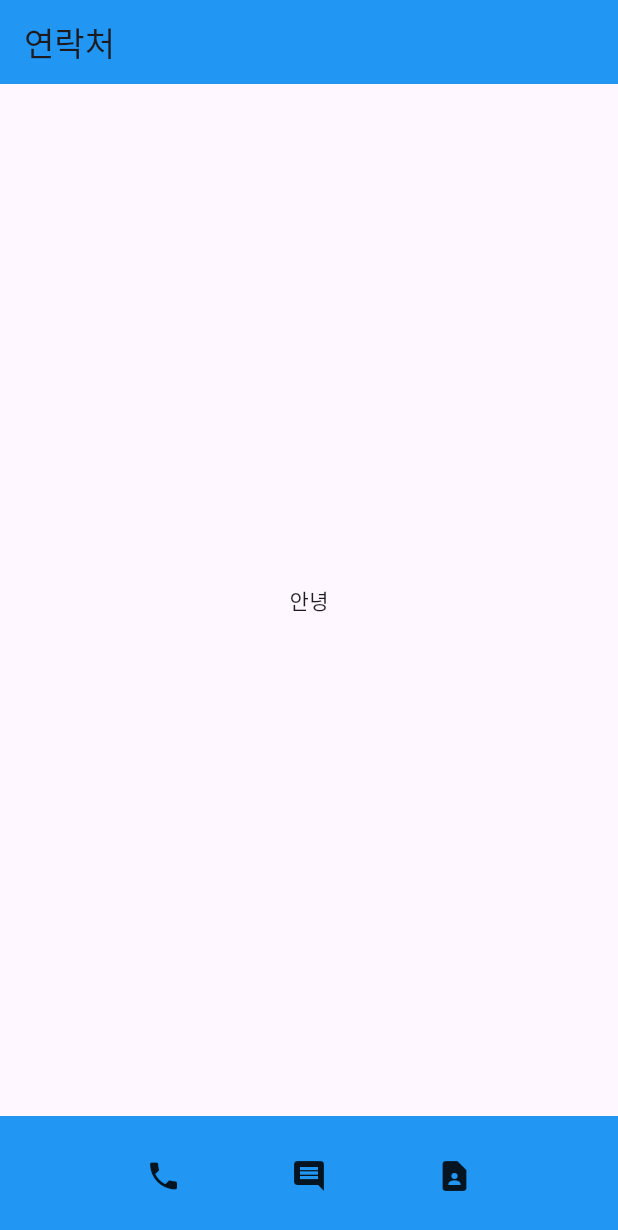
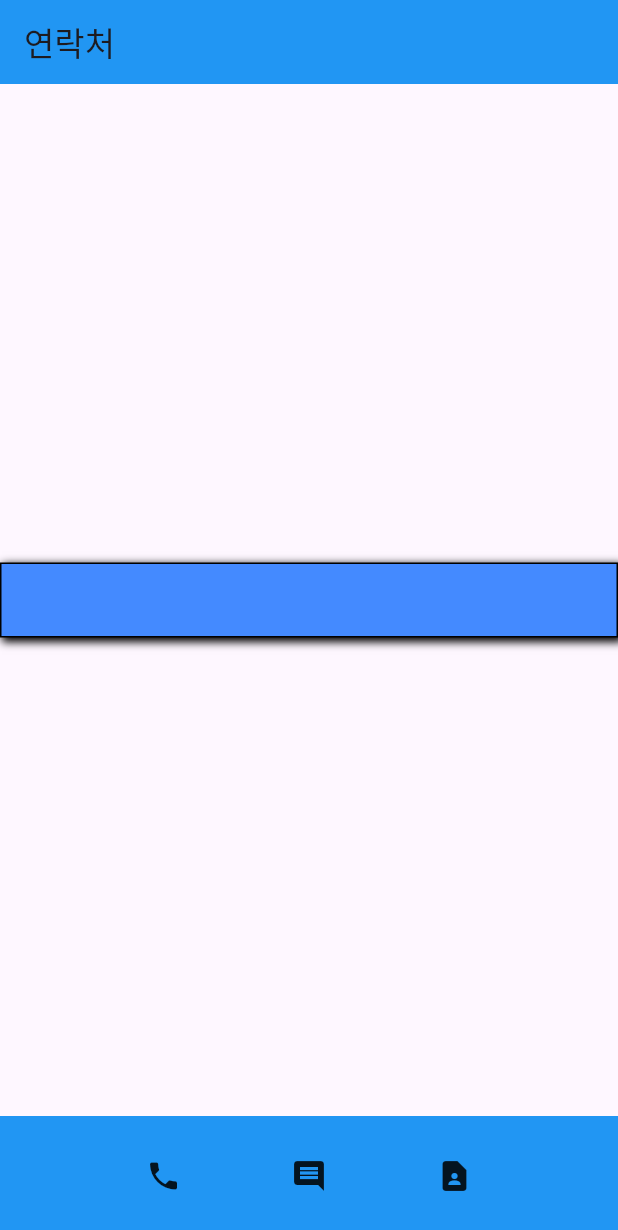
Before and after one commit to Stjoo0925/Flutter-test, a Flutter app: the screen it shows after launch, on a phone screen of 412 x 824 dp. Shown: the top 1230 px of the screen. Run offline on Flutter 3.47's test engine with Material 3 defaults, Android fonts, the phone set to English and light mode, and no system bars.

Commit message:
feat : add decoration

```diff
--- a/lib/main.dart
+++ b/lib/main.dart
@@ -15,8 +15,24 @@ class MyApp extends StatelessWidget {
           backgroundColor: Colors.blue,
           title: Text('연락처'),
         ),
-        body: Center(
-          child: Text('안녕')
+        body: Align(
+          alignment: Alignment.center,
+          child: Container(
+            width: double.infinity,
+            height: 50,
+            decoration: BoxDecoration(
+              color: Colors.blueAccent,
+              border: Border.all(color: Colors.black),
+              boxShadow: [
+                BoxShadow(
+                  color: Colors.black, // 그림자의 색상
+                  offset: Offset(2, 2), // 그림자의 위치 (x, y)
+                  blurRadius: 4.0, // 블러 효과의 반경
+                  spreadRadius: 1.0, // 그림자가 퍼지는 정도
+                ),
+              ],
+            ),
+          ),
         ),
         bottomNavigationBar: BottomAppBar(
           color: Colors.blue,
```
Also changed, not shown: 1 other file.
